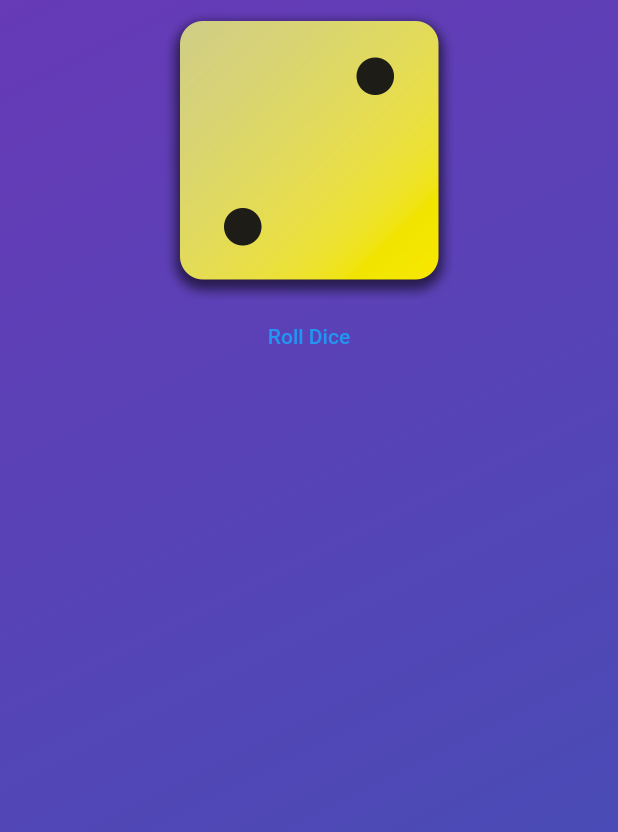
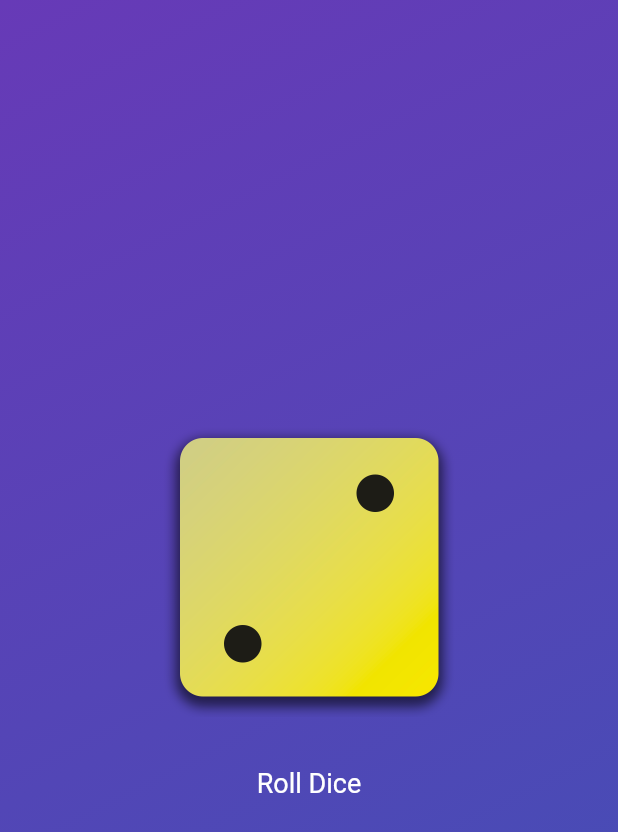
Before and after one commit to bmessaoudi/roll_dice_app, a Flutter app: the screen it shows after launch, after a tap on "Roll Dice", on a phone screen of 412 x 824 dp. Shown: the top 832 px of the screen. Run offline on Flutter 3.47's test engine with Material 2 defaults, Android fonts, the phone set to English and light mode, and no system bars.

Commit message:
create diceroller class to manage dice change

```diff
--- /dev/null
+++ b/lib/dice_roller.dart
@@ -0,0 +1,39 @@
+import 'package:flutter/material.dart';
+
+class DiceRoller extends StatefulWidget {
+  const DiceRoller({super.key});
+
+  @override
+  State<DiceRoller> createState() => _DiceRollerState();
+}
+
+class _DiceRollerState extends State<DiceRoller> {
+  var activeDiceImage = 'assets/images/dice-2.png';
+
+  void rollDice() {
+    activeDiceImage = 'assets/images/dice-4.png';
+  }
+
+  @override
+  Widget build(BuildContext context) {
+    return Column(
+      mainAxisSize: MainAxisSize.min,
+      children: [
+        Image.asset(
+          activeDiceImage,
+          width: 200,
+        ),
+        const SizedBox(height: 20),
+        TextButton(
+          onPressed: rollDice,
+          style: TextButton.styleFrom(
+              foregroundColor: Colors.white,
+              textStyle: const TextStyle(
+                fontSize: 18,
+              )),
+          child: const Text('Roll Dice'),
+        )
+      ],
+    );
+  }
+}
--- a/lib/gradient_container.dart
+++ b/lib/gradient_container.dart
@@ -1,4 +1,5 @@
 import 'package:flutter/material.dart';
+import 'package:roll_dice_app/dice_roller.dart';
 
 var startAlignment = Alignment.topLeft;
 var endAlignment = Alignment.bottomRight;
@@ -13,8 +14,6 @@ class GradientContainer extends StatelessWidget {
   final Color color1;
   final Color color2;
 
-  void rollDice() {}
-
   @override
   Widget build(BuildContext context) {
     return Container(
@@ -25,19 +24,8 @@ class GradientContainer extends StatelessWidget {
           end: endAlignment,
         ),
       ),
-      child: Center(
-        child: Column(
-          children: [
-            Image.asset(
-              'assets/images/dice-2.png',
-              width: 200,
-            ),
-            TextButton(
-              onPressed: rollDice,
-              child: const Text('Roll Dice'),
-            )
-          ],
-        ),
+      child: const Center(
+        child: DiceRoller(),
       ),
     );
   }
--- a/lib/main.dart
+++ b/lib/main.dart
@@ -10,7 +10,7 @@ class MyApp extends StatelessWidget {
 
   @override
   Widget build(BuildContext context) {
-    return const MaterialApp(
+    return MaterialApp(
       debugShowCheckedModeBanner: false,
       home: Scaffold(
         backgroundColor: Colors.purple,
```
